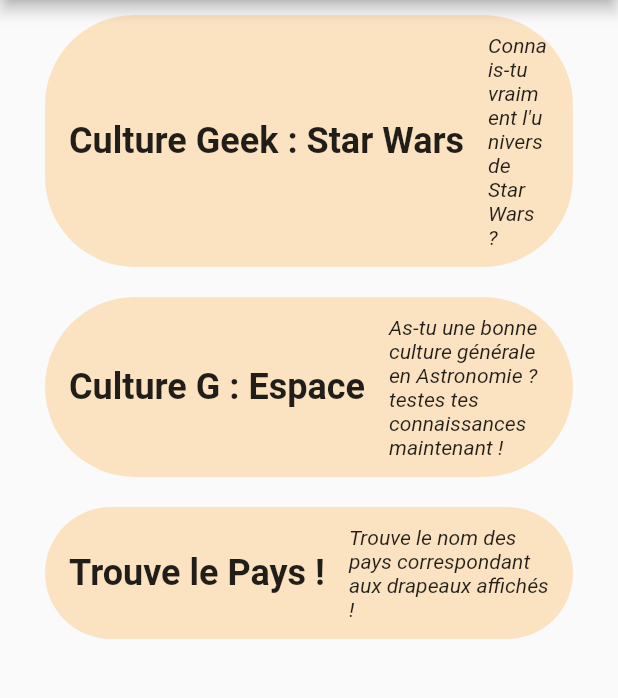
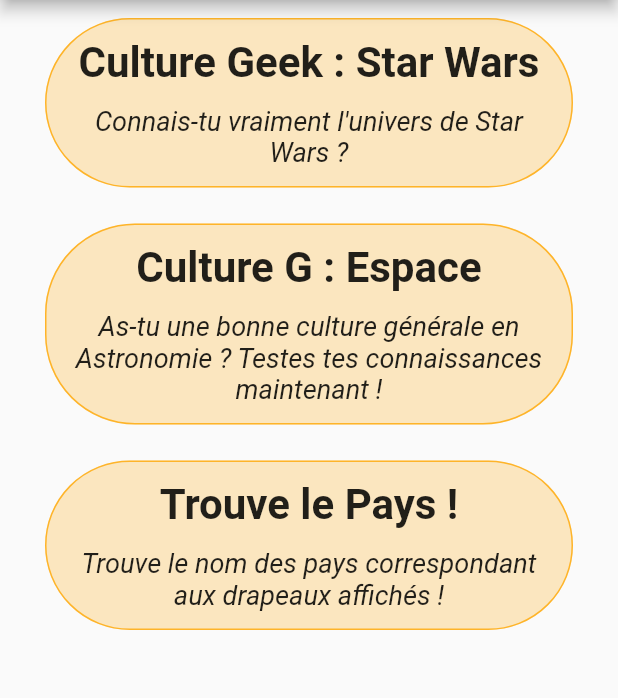
Before and after one commit to niszco/ProjetFlutter, a Flutter app: the screen it shows after launch, on a phone screen of 412 x 824 dp, the part 84-782 px from its top. Run offline on Flutter 3.47's test engine with Material 2 defaults, Android fonts, the phone set to English and light mode, and no system bars.

Commit message:
Modifs 03/06/2023 : Style

```diff
--- a/Questionnaire_app/lib/main.dart
+++ b/Questionnaire_app/lib/main.dart
@@ -20,7 +20,7 @@ class MyApp extends StatelessWidget {
     QuizzList(
         name: 'Culture G : Espace',
         description:
-            'As-tu une bonne culture générale en Astronomie ? testes tes connaissances maintenant !'),
+            'As-tu une bonne culture générale en Astronomie ? Testes tes connaissances maintenant !'),
     QuizzList(
         name: 'Trouve le Pays !',
         description:
@@ -44,7 +44,7 @@ class MyApp extends StatelessWidget {
             appBar: AppBar(
               title: const Text('Quizz App !'),
               centerTitle: true,
-              backgroundColor: Color.fromARGB(255, 255, 174, 0),
+              backgroundColor: Color.fromARGB(255, 255, 166, 0),
             ),
             body: SingleChildScrollView(
               child: Center(
@@ -101,26 +101,37 @@ class _QuizzListChoiceState extends State<QuizzListChoice> {
         PageName.quizz,
       ),
       child: Padding(
-        padding: const EdgeInsets.symmetric(horizontal: 30, vertical: 10),
+        padding: const EdgeInsets.symmetric(horizontal: 30, vertical: 12),
         child: Container(
           decoration: BoxDecoration(
-            color: const Color.fromARGB(57, 255, 145, 0),
-            borderRadius: BorderRadius.circular(60),
-          ),
+              color: const Color.fromARGB(60, 255, 166, 0),
+              borderRadius: BorderRadius.circular(60),
+              border: Border.all(
+                  style: BorderStyle.solid,
+                  color: const Color.fromARGB(200, 255, 166, 0))),
           padding: const EdgeInsets.symmetric(
             horizontal: 16,
             vertical: 12,
           ),
-          child: Row(
+          child: Column(
+            mainAxisAlignment: MainAxisAlignment.center,
+            crossAxisAlignment: CrossAxisAlignment.center,
             children: [
-              Text(widget.name,
-                  style: const TextStyle(
-                      fontSize: 24, fontWeight: FontWeight.w600)),
-              const SizedBox(width: 16),
-              Expanded(
-                child: Text(widget.description,
-                    style: const TextStyle(
-                        fontSize: 14, fontStyle: FontStyle.italic)),
+              Text(
+                widget.name,
+                style: const TextStyle(
+                  fontSize: 28,
+                  fontWeight: FontWeight.w600,
+                ),
+              ),
+              const SizedBox(height: 12),
+              Text(
+                widget.description,
+                textAlign: TextAlign.center,
+                style: const TextStyle(
+                  fontSize: 18,
+                  fontStyle: FontStyle.italic,
+                ),
               ),
             ],
           ),
```
